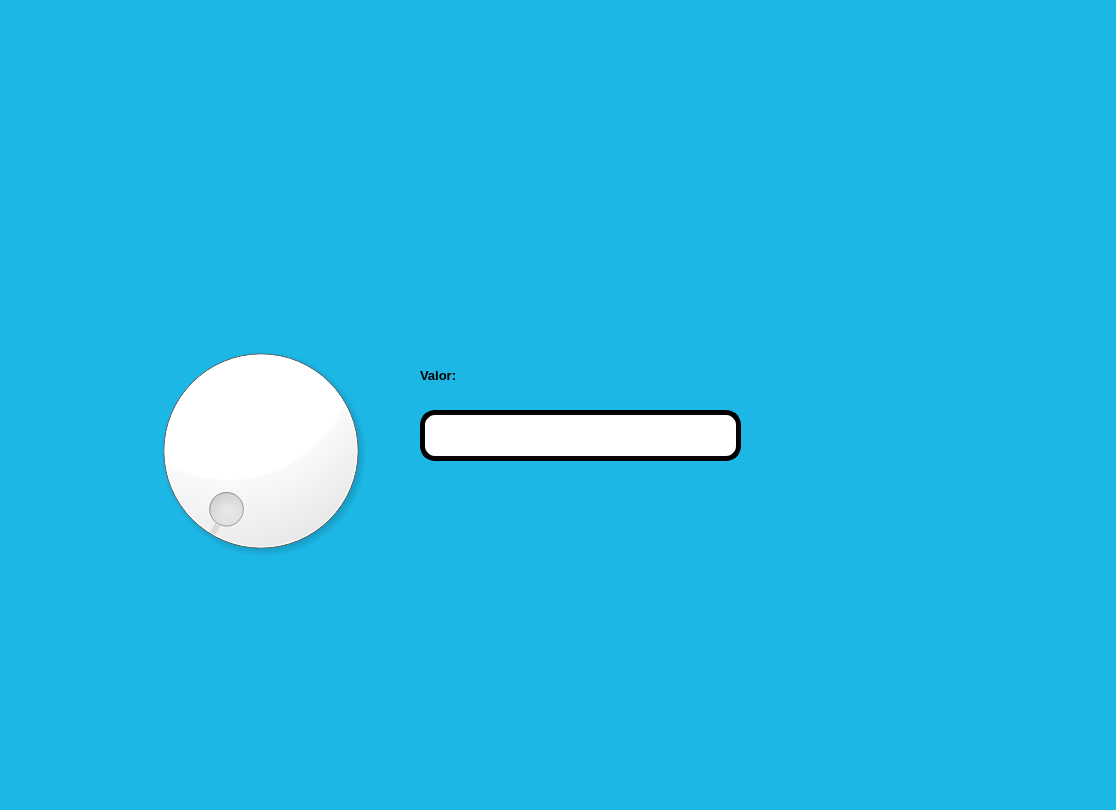
juliancruz98/PIP_2025_Eq1, file PIP_2025_Eq1/Unidad 2/P05_ComponentesDial_Ejemplo.ui: the form before one commit.
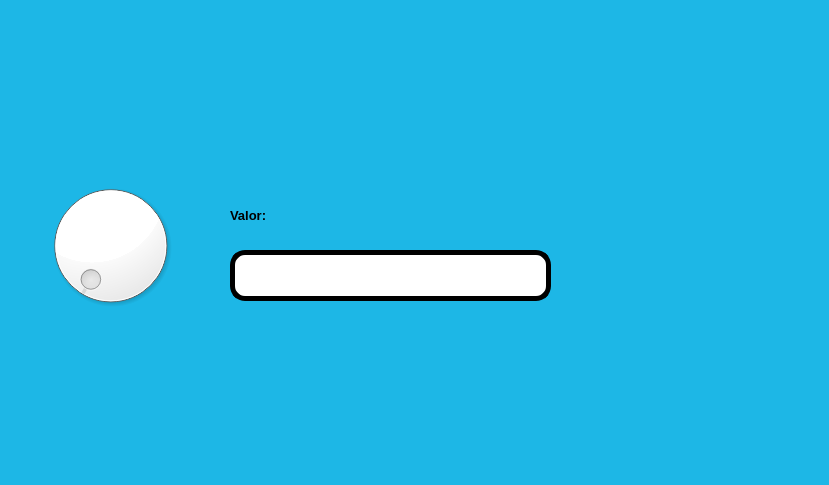
The form after the commit. Icons and pictures are not drawn.

```diff
--- a/PIP_2025_Eq1/Unidad 2/P05_ComponentesDial_Ejemplo.ui
+++ b/PIP_2025_Eq1/Unidad 2/P05_ComponentesDial_Ejemplo.ui
@@ -6,8 +6,8 @@
    <rect>
     <x>0</x>
     <y>0</y>
-    <width>1116</width>
-    <height>810</height>
+    <width>829</width>
+    <height>485</height>
    </rect>
   </property>
   <property name="windowTitle">
@@ -17,35 +17,13 @@
    <string notr="true">background-color: rgb(29, 183, 230);</string>
   </property>
   <widget class="QWidget" name="centralwidget">
-   <widget class="QLabel" name="imagen">
-    <property name="geometry">
-     <rect>
-      <x>50</x>
-      <y>30</y>
-      <width>221</width>
-      <height>181</height>
-     </rect>
-    </property>
-    <property name="styleSheet">
-     <string notr="true"/>
-    </property>
-    <property name="text">
-     <string/>
-    </property>
-    <property name="pixmap">
-     <pixmap resource="../Archivos/Recursos.qrc">:/ejercicios/elyochi.jpg</pixmap>
-    </property>
-    <property name="scaledContents">
-     <bool>true</bool>
-    </property>
-   </widget>
    <widget class="QLabel" name="imagen_3">
     <property name="geometry">
      <rect>
-      <x>820</x>
-      <y>480</y>
-      <width>251</width>
-      <height>221</height>
+      <x>600</x>
+      <y>260</y>
+      <width>181</width>
+      <height>161</height>
      </rect>
     </property>
     <property name="styleSheet">
@@ -64,10 +42,10 @@
    <widget class="QDial" name="dial">
     <property name="geometry">
      <rect>
-      <x>140</x>
-      <y>310</y>
-      <width>241</width>
-      <height>281</height>
+      <x>40</x>
+      <y>170</y>
+      <width>141</width>
+      <height>151</height>
      </rect>
     </property>
     <property name="styleSheet">
@@ -78,8 +56,8 @@
    <widget class="QLabel" name="label">
     <property name="geometry">
      <rect>
-      <x>420</x>
-      <y>360</y>
+      <x>230</x>
+      <y>200</y>
       <width>291</width>
       <height>31</height>
      </rect>
@@ -98,8 +76,8 @@
    <widget class="QLineEdit" name="txt_Valor">
     <property name="geometry">
      <rect>
-      <x>420</x>
-      <y>410</y>
+      <x>230</x>
+      <y>250</y>
       <width>321</width>
       <height>51</height>
      </rect>
@@ -126,10 +104,29 @@
    <widget class="QLabel" name="label_2">
     <property name="geometry">
      <rect>
-      <x>820</x>
+      <x>60</x>
+      <y>20</y>
+      <width>141</width>
+      <height>121</height>
+     </rect>
+    </property>
+    <property name="text">
+     <string/>
+    </property>
+    <property name="pixmap">
+     <pixmap resource="../Archivos/Recursos.qrc">:/ejercicios/FIT_logo_vertical.png</pixmap>
+    </property>
+    <property name="scaledContents">
+     <bool>true</bool>
+    </property>
+   </widget>
+   <widget class="QLabel" name="label_3">
+    <property name="geometry">
+     <rect>
+      <x>560</x>
       <y>30</y>
-      <width>221</width>
-      <height>171</height>
+      <width>261</width>
+      <height>121</height>
      </rect>
     </property>
     <property name="text">
```
Left out of the diff: 4 changed lines with no effect on the pictures.
